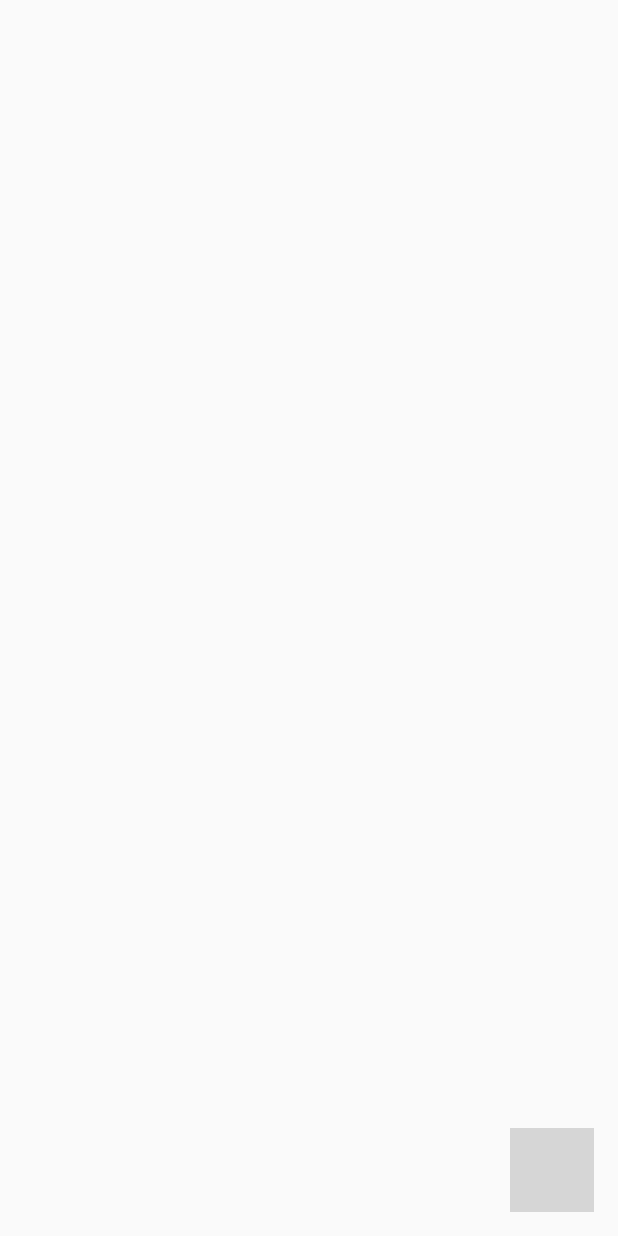
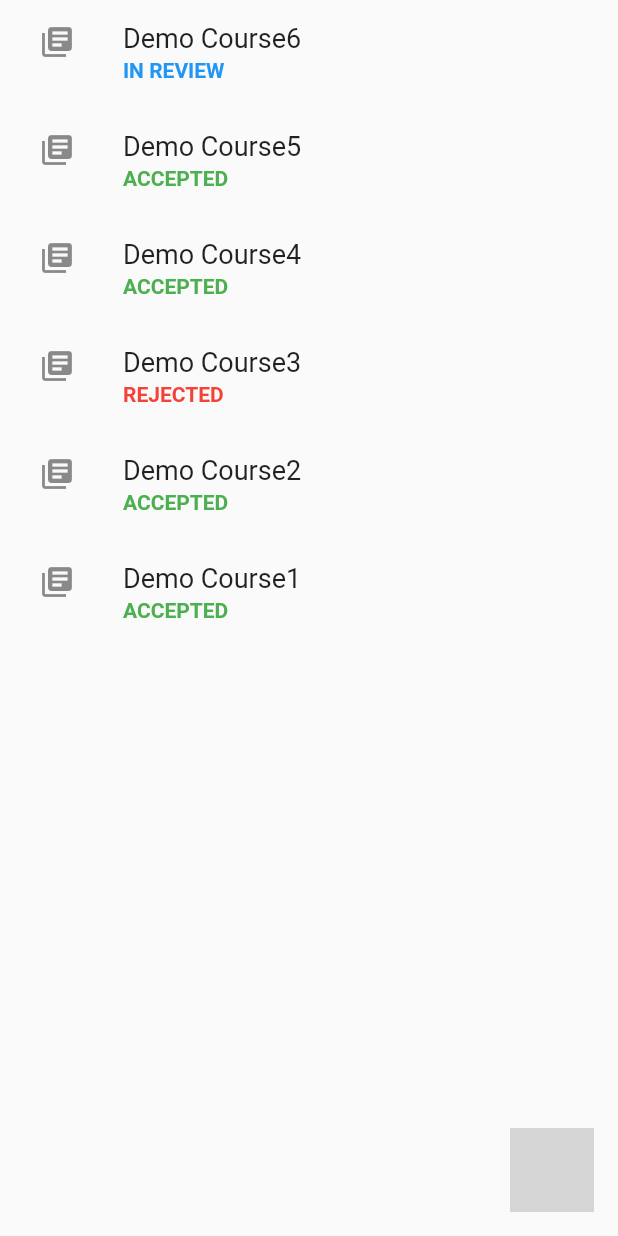
Before and after one commit to ashksin121/PrepUP, a Flutter app: the Teacher screen opened directly, on a phone screen of 412 x 824 dp. Run offline on Flutter 3.47's test engine with Material 2 defaults, Android fonts, the phone set to English and light mode, and no system bars; our stand-ins replace carousel_slider, cloud_firestore, file_picker, firebase_auth, firebase_core, firebase_storage and 2 more; missing offline and left inert: floating_action_bubble; accounts and stored records are empty; network calls fail; grey boxes are pictures that could not be loaded.

Commit message:
Teacher UI updated

```diff
--- a/prep_up/lib/custom/profile.dart
+++ b/prep_up/lib/custom/profile.dart
@@ -156,7 +156,7 @@ class MapScreenState extends State<ProfilePage>
                                 mainAxisSize: MainAxisSize.min,
                                 children: <Widget>[
                                   new Text(
-                                    'Parsonal Information',
+                                    'Personal Information',
                                     style: TextStyle(
                                         fontSize: 18.0,
                                         fontWeight: FontWeight.bold),
--- a/prep_up/lib/custom/student.dart
+++ b/prep_up/lib/custom/student.dart
@@ -17,6 +17,7 @@ import 'package:firebase_core/firebase_core.dart';
 import 'dart:developer';
 import 'package:cloud_firestore/cloud_firestore.dart';
 import 'package:http/http.dart' as http;
+import 'package:prep_up/teacher.dart';
 import 'dart:convert';
 import './StudentCourses.dart';
 import './cards.dart';
@@ -77,7 +78,7 @@ class _MyStatefulWidgetState extends State<MyStatefulWidget> {
     // ),
 
     CarouselDemo(),
-    AddCourse(),
+    Teacher(),
     ProfilePage(),
     // Text(
     //   'Index 1: Business',
--- a/prep_up/lib/teacher.dart
+++ b/prep_up/lib/teacher.dart
@@ -1,5 +1,6 @@
 import 'package:floating_action_bubble/floating_action_bubble.dart';
 import 'package:flutter/material.dart';
+import 'package:prep_up/addcourse.dart';
 
 class Teacher extends StatefulWidget {
   @override
@@ -34,6 +35,34 @@ class _TeacherState extends State<Teacher> with SingleTickerProviderStateMixin {
   @override
   Widget build(BuildContext context) {
     return Scaffold(
+      body: ListView(
+        children: [
+          item(
+            'Demo Course6',
+            'IN REVIEW',
+          ),
+          item(
+            'Demo Course5',
+            'ACCEPTED',
+          ),
+          item(
+            'Demo Course4',
+            'ACCEPTED',
+          ),
+          item(
+            'Demo Course3',
+            'REJECTED',
+          ),
+          item(
+            'Demo Course2',
+            'ACCEPTED',
+          ),
+          item(
+            'Demo Course1',
+            'ACCEPTED',
+          ),
+        ],
+      ),
       floatingActionButtonLocation: FloatingActionButtonLocation.endFloat,
       floatingActionButton: FloatingActionBubble(
         items: <Bubble>[
@@ -45,6 +74,9 @@ class _TeacherState extends State<Teacher> with SingleTickerProviderStateMixin {
             icon: Icons.add,
             onPress: () {
               _animationController.reverse();
+              Navigator.push(context, MaterialPageRoute(builder: (context) {
+                return AddCourse();
+              }));
             },
           ),
           Bubble(
@@ -70,6 +102,35 @@ class _TeacherState extends State<Teacher> with SingleTickerProviderStateMixin {
   }
 }
 
+Widget item(String courseTitle, String status) {
+  return Padding(
+    padding: const EdgeInsets.symmetric(horizontal: 10.0),
+    child: ListTile(
+      leading: Icon(Icons.library_books),
+      title: Text(
+        courseTitle,
+        style: TextStyle(fontSize: 18),
+      ),
+      subtitle: statusOfCourse(status),
+    ),
+  );
+}
+
+Widget statusOfCourse(String status) {
+  Color v;
+  if (status == "REJECTED")
+    v = Colors.red;
+  else if (status == "ACCEPTED")
+    v = Colors.green;
+  else
+    v = Colors.blue;
+
+  return Text(
+    status,
+    style: TextStyle(color: v, fontWeight: FontWeight.bold),
+  );
+}
+
 //
 //Column(
 //mainAxisAlignment: MainAxisAlignment.end,
```
Also changed, not shown: prep_up/lib/addcourse.dart (+72 -3 lines), prep_up/pubspec.lock.
